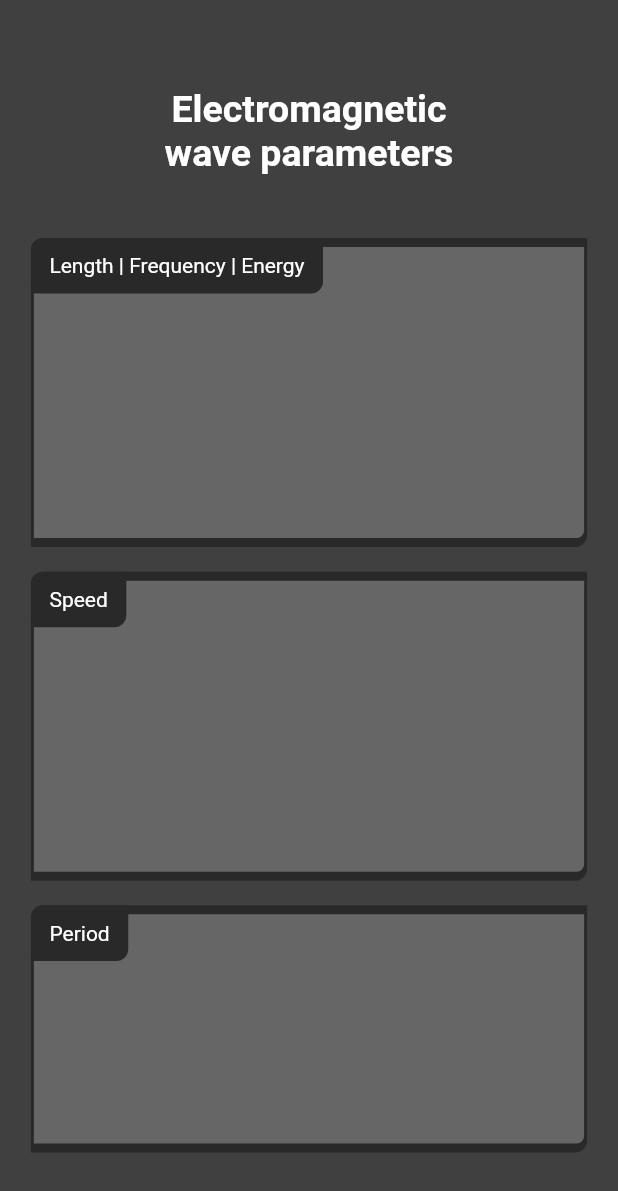
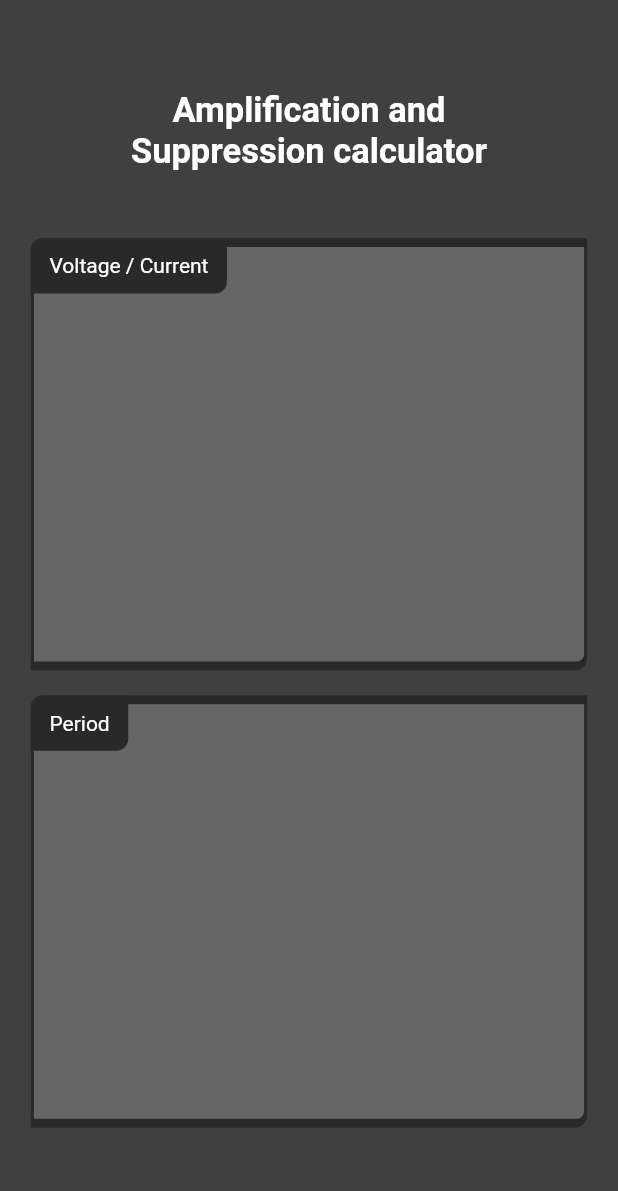
Before and after one commit to Pumaxx/ElectronicsPocketTools-Flutter, a Flutter app: the screen it shows after launch, on a phone screen of 412 x 824 dp. Shown: the top 1191 px of the screen. Run offline on Flutter 3.47's test engine with Material 2 defaults, Android fonts, the light colour scheme and no system bars; drawn by our look-alikes of auto_size_text.

Commit message:
Added AmplificationSuppression tool UI base

```diff
--- a/lib/UI/amplification_suppression.dart
+++ b/lib/UI/amplification_suppression.dart
@@ -0,0 +1,95 @@
+import 'package:flutter/material.dart';
+import 'package:auto_size_text/auto_size_text.dart';
+import '../main_menu.dart';
+import 'UI_recorces/tool_containers.dart';
+
+class AmplificationSuppressionPage extends StatefulWidget {
+  const AmplificationSuppressionPage({super.key});
+
+  @override
+  State<AmplificationSuppressionPage> createState() =>
+      _AmplificationSuppressionPageState();
+}
+
+class _AmplificationSuppressionPageState
+    extends State<AmplificationSuppressionPage> {
+  @override
+  Widget build(BuildContext context) {
+    final double statusBarHeight = MediaQuery.of(context).padding.top;
+    final double screenHeight =
+        MediaQuery.of(context).size.height - statusBarHeight;
+    final double screenWidth = MediaQuery.of(context).size.width;
+
+    return Scaffold(
+      backgroundColor: customColors.backgroundTool,
+      body: SafeArea(
+        top: true,
+        child: ListView(
+          children: [
+            SizedBox(height: screenHeight * 0.07),
+            SizedBox(
+              height: screenHeight * 0.0725,
+              child: Row(
+                children: [
+                  SizedBox(width: screenWidth * 0.2),
+                  SizedBox(
+                    width: screenWidth * 0.6,
+                    child: const Center(
+                      child: AutoSizeText(
+                        'Amplification and Suppression calculator',
+                        textAlign: TextAlign.center,
+                        style: TextStyle(
+                          fontWeight: FontWeight.bold,
+                          fontSize: 25.0,
+                        ),
+                        maxLines: 2,
+                      ),
+                    ),
+                  ),
+                  SizedBox(width: screenWidth * 0.2),
+                ],
+              ),
+            ),
+            SizedBox(height: screenHeight * 0.05),
+            Row(
+              children: [
+                SizedBox(width: screenWidth * 0.05),
+                Column(
+                  children: [
+                    Stack(
+                      children: [
+                        TollContainer(
+                          height: screenHeight * 0.35,
+                          width: screenWidth * 0.9,
+                        ),
+                        TollContainerTitleBar(
+                            title: "Voltage / Current",
+                            screenWidth: screenWidth,
+                            screenHeight: screenHeight),
+                      ],
+                    ),
+                    SizedBox(height: screenHeight * 0.02),
+                    Stack(
+                      children: [
+                        TollContainer(
+                          height: screenHeight * 0.35,
+                          width: screenWidth * 0.9,
+                        ),
+                        TollContainerTitleBar(
+                            title: "Period",
+                            screenWidth: screenWidth,
+                            screenHeight: screenHeight),
+                      ],
+                    ),
+                  ],
+                ),
+                SizedBox(width: screenWidth * 0.05),
+              ],
+            ),
+            SizedBox(height: screenHeight * 0.085),
+          ],
+        ),
+      ),
+    );
+  }
+}
--- a/lib/UI/wave_calculator.dart
+++ b/lib/UI/wave_calculator.dart
@@ -1,7 +1,6 @@
 import 'package:electronic_packet_tools/main_menu.dart';
 import 'package:flutter/material.dart';
 import 'package:auto_size_text/auto_size_text.dart';
-
 import 'UI_recorces/tool_containers.dart';
 
 class WaveCalculatorPage extends StatefulWidget {
--- a/lib/main_menu.dart
+++ b/lib/main_menu.dart
@@ -1,6 +1,7 @@
 import 'package:electronic_packet_tools/UI/wave_calculator.dart';
 import 'package:flutter/material.dart';
 import 'UI/UI_recorces/colors.dart';
+import 'UI/amplification_suppression.dart';
 
 const customColors = CustomColors();
 
@@ -14,7 +15,7 @@ class ElectronicsPocketTools extends StatelessWidget {
   @override
   Widget build(BuildContext context) {
     return MaterialApp(
-      home: const WaveCalculatorPage(),
+      home: const AmplificationSuppressionPage(),
       debugShowCheckedModeBanner: false,
       theme: ThemeData.dark(),
     );
```
